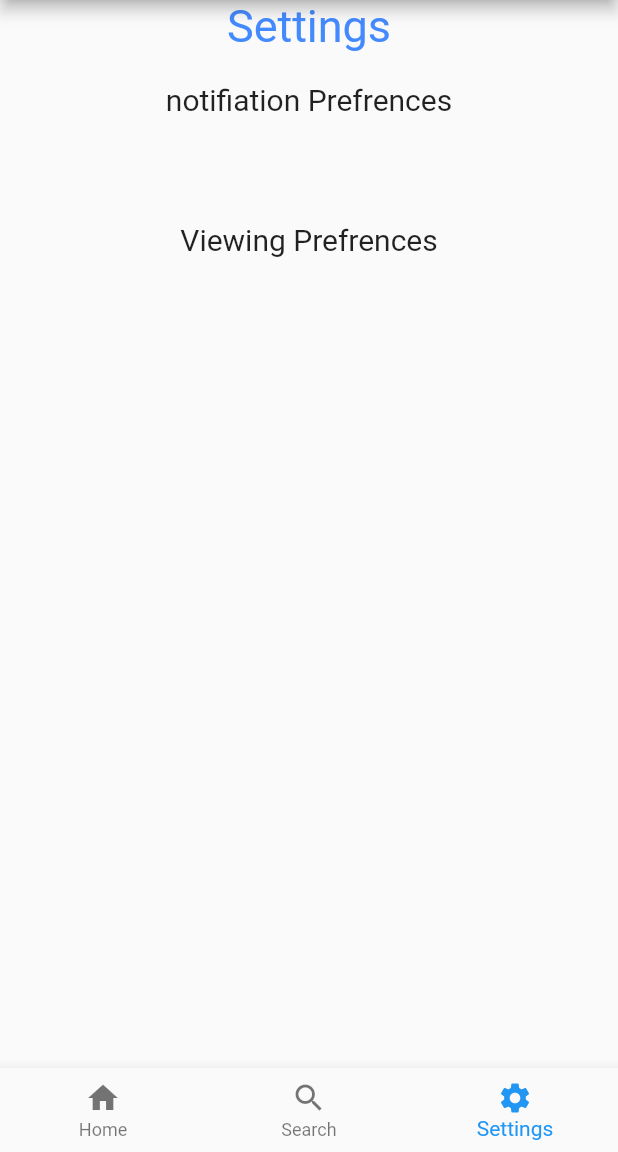
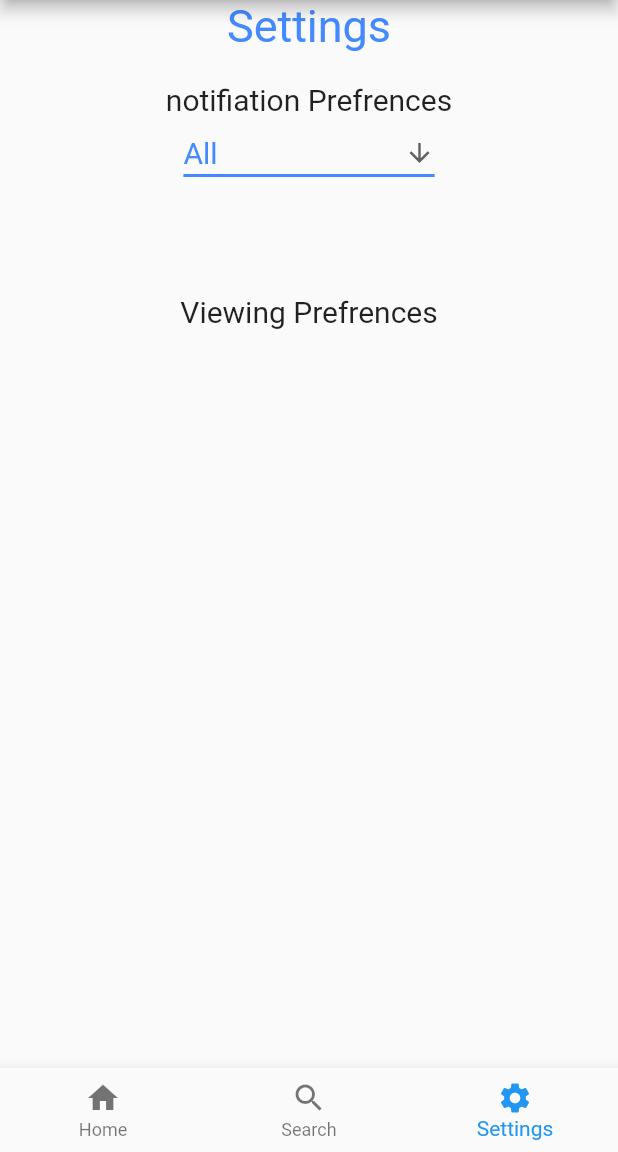
Before and after one commit to mateoavila/QuickStat, a Flutter app: the MyUserPage screen opened directly, item 3 of the bottom bar chosen, on a phone screen of 412 x 824 dp, the part 84-1236 px from its top. Run offline on Flutter 3.47's test engine with Material 2 defaults, Android fonts, the phone set to English and light mode, and no system bars.

Commit message:
added the page

```diff
--- a/lib/login_page.dart
+++ b/lib/login_page.dart
@@ -4,8 +4,6 @@ import 'main.dart';
 import 'package:flutter/material.dart';
 
 class LoginPage extends StatefulWidget{
-
-
   @override
   _LoginPageState createState() => _LoginPageState();
 }
--- a/lib/settings_screen.dart
+++ b/lib/settings_screen.dart
@@ -1,9 +1,20 @@
 import 'package:flutter/material.dart';
 
-class SettingsScreen extends StatelessWidget{
-  const SettingsScreen({Key? key}) : super(key: key);
+class MySettingsPage extends StatefulWidget {
+  const MySettingsPage({Key? key, required this.title}) : super(key: key);
+
+  final String title;
+
+  @override
+  State<MySettingsPage> createState() => SettingsScreen();
+}
+
+
+class SettingsScreen extends State<MySettingsPage> {
+
   @override
   Widget build(BuildContext context) {
+    String dropdownValue = 'All';
     return  Center(
       child: Column(
         crossAxisAlignment: CrossAxisAlignment.center,
@@ -17,6 +28,32 @@ class SettingsScreen extends StatelessWidget{
           Text('notifiation Prefrences',
               style: TextStyle(fontSize: 20,)
           ),
+          DropdownButton<String>(
+            value: dropdownValue,
+            icon: const Icon(Icons.arrow_downward),
+            iconSize: 20,
+            elevation: 16,
+            style: const TextStyle(color: Colors.blueAccent),
+            underline: Container(
+              height: 2,
+              color: Colors.blueAccent,
+            ),
+            onChanged: (String? newValue) {
+              setState(() {
+                dropdownValue = newValue!;
+              });
+            },
+            items: <String>['All',
+              'Hits Only',
+            'Home Runs Only',
+            'none']
+                .map<DropdownMenuItem<String>>((String value) {
+              return DropdownMenuItem<String>(
+                value: value,
+                child: Text(value, style: TextStyle(fontSize: 20,)),
+              );
+            }).toList(),
+          ),
           SizedBox(height: 70.0,),
           Text('Viewing Prefrences',
               style: TextStyle(fontSize: 20,)
@@ -26,3 +63,9 @@ class SettingsScreen extends StatelessWidget{
     );
   }
 }
+
+  @override
+  Widget build(BuildContext context) {
+    // TODO: implement build
+    throw UnimplementedError();
+  }
--- a/lib/user_view.dart
+++ b/lib/user_view.dart
@@ -19,11 +19,11 @@ class _MyUserPageState extends State<MyUserPage> {
 
   List<Widget> _widgetOptions = <Widget>[
     //the HOME screen index 0
-    HomeScreen(),
+    MyHomePage(title: 'home'),
     //the SEARCH Screen index 1
-    SearchScreen(),
+    MySearchPage(title: 'search'),
     // the SETTINGS Screen index 2
-    SettingsScreen(),
+    MySettingsPage(title: 'settings',),
   ];
 
   void _onItemTapped(int index) {
```
Also changed, not shown: lib/home_screen.dart (+11 -1 lines), lib/search_screen.dart (+10 -2 lines).
